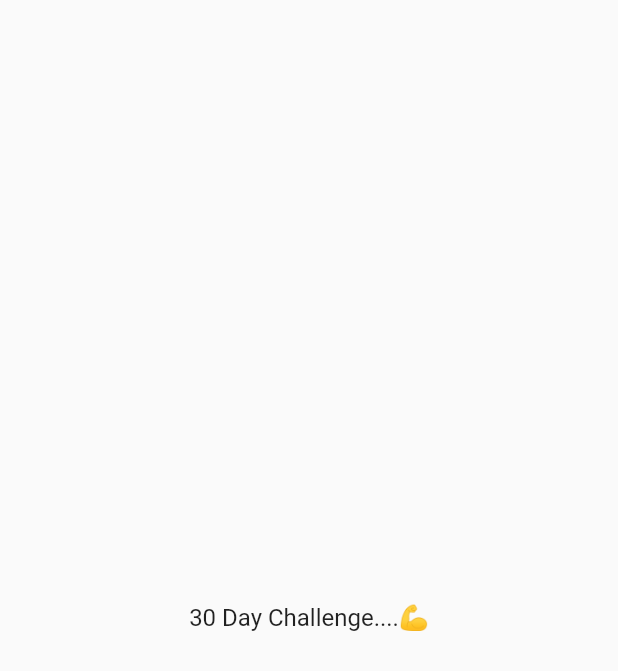
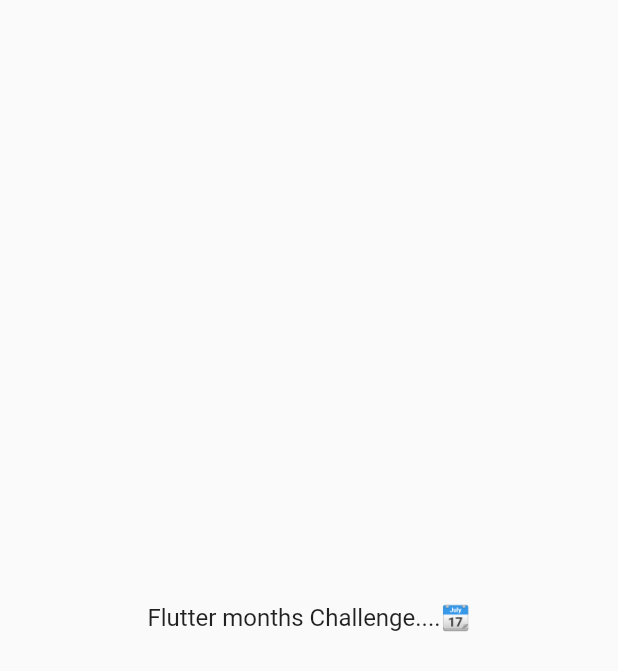
Before and after one commit to Ayagithubweb/30_Day_challenge, a Flutter app: the screen it shows after launch, on a phone screen of 412 x 824 dp. Shown: the top 671 px of the screen. Run offline on Flutter 3.47's test engine with Material 2 defaults, Android fonts, the phone set to English and light mode, and no system bars.

Commit message:
📆 start> Flutter months Challenge

```diff
--- a/app/lib/main.dart
+++ b/app/lib/main.dart
@@ -11,7 +11,7 @@ class MyApp extends StatelessWidget {
   @override
   Widget build(BuildContext context) {
     return MaterialApp(
-      title: 'Flutter Demo',
+      title: 'Flutter months Challenge',
       debugShowCheckedModeBanner: false,
       theme: ThemeData(
         primarySwatch: Colors.blue,
@@ -19,7 +19,7 @@ class MyApp extends StatelessWidget {
       home: Scaffold(
         body: Center(
             child: Text(
-          "30 Day Challenge....💪",
+          "Flutter months Challenge....📆",
           style: Theme.of(context).textTheme.titleMedium,
         )),
       ),
```
